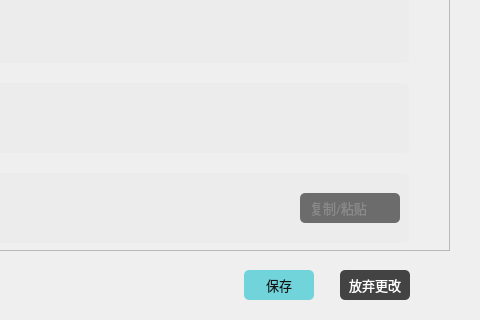
This is Fdog-Kit/module_setting/settingwidget.ui in HuaGouFdog/Fdog-Kit as Qt 5 draws it before an edit; both pictures show x 612 to 1092 and y 348 to 668 of the 1092 by 668 pixel window. The edited form follows.
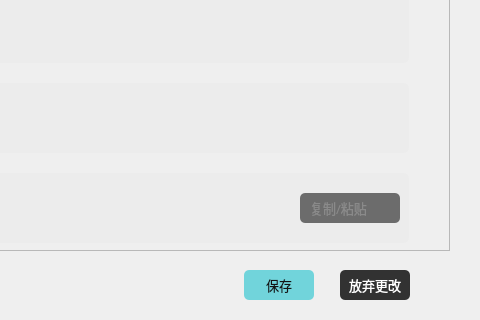
This is the edited form. The open tabs and pages were chosen to show the change. Icons and pictures are not drawn.

Commit message: 新增保存提示框

```diff
--- a/Fdog-Kit/module_setting/settingwidget.ui
+++ b/Fdog-Kit/module_setting/settingwidget.ui
@@ -9192,7 +9192,7 @@
                <string notr="true">QToolButton {
 	color: rgb(255, 255, 255);
 	
-	background-color: rgb(67, 67, 67);
+	background-color: rgb(50, 50, 50);
 	border-radius: 5px;
 }
 
```
Left out of the diff: 33 changed lines with no effect on the pictures. The commit also changes 2 other files.
